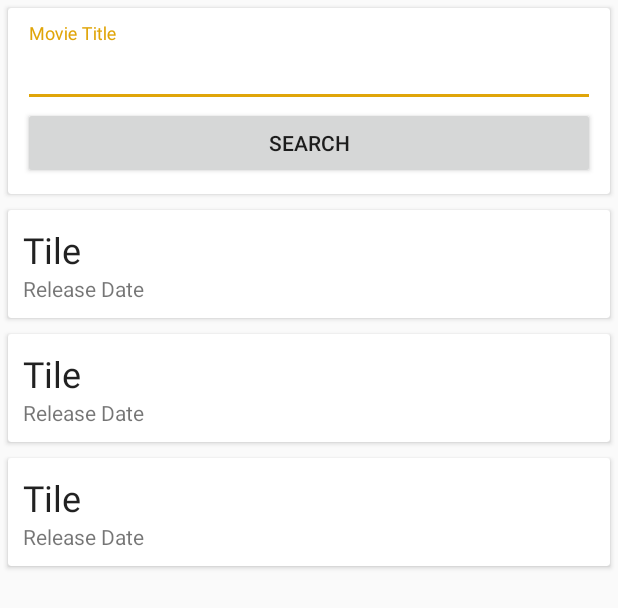
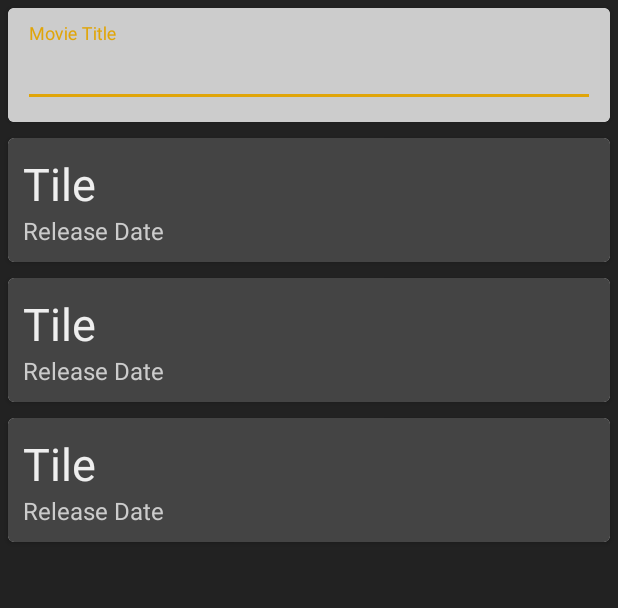
Before and after one commit to crupp52/nachos, an Android app: the layout fragment_add_movie.xml on its own in the app's theme, with its tools: preview values and no code run, on a phone screen of 412 x 824 dp. Shown: the top 608 px of the screen. Run offline under Robolectric (Android 15) with nearby library versions, the phone set to English and light mode, and no system bars.

Commit message:
Dark mode

```diff
--- a/app/src/main/java/com/crupp52/nachos/data/model/Movie.kt
+++ b/app/src/main/java/com/crupp52/nachos/data/model/Movie.kt
@@ -29,9 +29,6 @@ data class Movie(
 
     val popularity: Double,
 
-    @Json(name = "poster_path")
-    val posterPath: String,
-
     @Json(name = "vote_average")
     val voteAverage: Double,
 
--- a/app/src/main/java/com/crupp52/nachos/ui/add/AddMovieFragment.kt
+++ b/app/src/main/java/com/crupp52/nachos/ui/add/AddMovieFragment.kt
@@ -27,9 +27,9 @@ class AddMovieFragment : Fragment(),
     override fun onViewCreated(view: View, savedInstanceState: Bundle?) {
         super.onViewCreated(view, savedInstanceState)
 
-        search_button.setOnClickListener {
-            viewModel.searchMovies(search_movie_title.text.toString())
-        }
+//        search_button.setOnClickListener {
+//            viewModel.searchMovies(search_movie_title.text.toString())
+//        }
 
         search_movie_title.addTextChangedListener(object :TextWatcher{
             override fun beforeTextChanged(s: CharSequence?, start: Int, count: Int, after: Int) {
--- a/app/src/main/java/com/crupp52/nachos/ui/list/MovieListAdapter.kt
+++ b/app/src/main/java/com/crupp52/nachos/ui/list/MovieListAdapter.kt
@@ -34,7 +34,7 @@ class MovieListAdapter(
     class ViewHolder(itemView: View) : RecyclerView.ViewHolder(itemView) {
         fun bind(movie: Movie, listener: OnItemClickListener) = with(itemView) {
             textViewTitle.text = movie.title
-            textViewReleaseDate.text = movie.releaseDate
+            textViewReleaseDate.text = movie.releaseDate.substring(0, 4)
 
             setOnClickListener {
                 listener.onItemClick(movie, it)
--- a/app/src/main/res/layout/fragment_add_movie.xml
+++ b/app/src/main/res/layout/fragment_add_movie.xml
@@ -4,23 +4,23 @@
     xmlns:tools="http://schemas.android.com/tools"
     android:layout_width="match_parent"
     android:layout_height="match_parent"
+    android:background="@color/dark_background"
     android:orientation="vertical"
-    android:padding="@dimen/default_padding"
     tools:context=".ui.add.AddMovieFragment">
 
     <androidx.cardview.widget.CardView
         android:layout_width="match_parent"
         android:layout_height="wrap_content"
         android:layout_margin="5dp"
-        android:foreground="?android:attr/selectableItemBackground">
+        android:background="@color/dark_background"
+        app:cardCornerRadius="4dp">
 
         <LinearLayout
             android:layout_width="match_parent"
             android:layout_height="wrap_content"
-            android:layout_margin="10dp"
+            android:background="@color/dark_text2"
             android:orientation="vertical"
-            android:padding="@dimen/default_padding">
-
+            android:padding="10dp">
 
             <com.google.android.material.textfield.TextInputLayout
                 android:id="@+id/movie_title"
@@ -37,11 +37,11 @@
 
             </com.google.android.material.textfield.TextInputLayout>
 
-            <Button
-                android:id="@+id/search_button"
-                android:layout_width="match_parent"
-                android:layout_height="wrap_content"
-                android:text="@string/search" />
+            <!--            <Button-->
+            <!--                android:id="@+id/search_button"-->
+            <!--                android:layout_width="match_parent"-->
+            <!--                android:layout_height="wrap_content"-->
+            <!--                android:text="@string/search" />-->
 
         </LinearLayout>
 
@@ -52,6 +52,6 @@
         android:layout_width="match_parent"
         android:layout_height="match_parent"
         app:layoutManager="androidx.recyclerview.widget.LinearLayoutManager"
-        tools:listitem="@layout/layout_list_item"/>
+        tools:listitem="@layout/layout_list_item" />
 
 </LinearLayout>
--- a/app/src/main/res/layout/fragment_movies_list.xml
+++ b/app/src/main/res/layout/fragment_movies_list.xml
@@ -4,7 +4,8 @@
     xmlns:tools="http://schemas.android.com/tools"
     android:layout_width="match_parent"
     android:layout_height="match_parent"
-    tools:context=".ui.list.MoviesListFragment">
+    tools:context=".ui.list.MoviesListFragment"
+    android:background="#222">
 
     <androidx.recyclerview.widget.RecyclerView
         android:id="@+id/movieRecyclerView"
--- a/app/src/main/res/layout/layout_list_item.xml
+++ b/app/src/main/res/layout/layout_list_item.xml
@@ -8,21 +8,23 @@
     android:focusable="true"
     android:foreground="?android:attr/selectableItemBackground"
     app:cardBackgroundColor="@color/cardview_light_background"
-    app:cardCornerRadius="@dimen/cardview_default_radius"
+    app:cardCornerRadius="4dp"
     app:cardElevation="@dimen/cardview_default_elevation">
 
     <RelativeLayout
         android:layout_width="match_parent"
         android:layout_height="wrap_content"
-        android:padding="10dp">
+        android:padding="10dp"
+        android:background="@color/dark_background_card">
 
         <TextView
-            android:text="@string/tile"
             android:id="@+id/textViewTitle"
             android:layout_width="match_parent"
             android:layout_height="wrap_content"
             android:lines="1"
-            android:textAppearance="@style/TextAppearance.AppCompat.Headline" />
+            android:text="@string/tile"
+            android:textSize="30sp"
+            android:textColor="@color/dark_text1"/>
 
         <TextView
             android:id="@+id/textViewReleaseDate"
@@ -31,7 +33,9 @@
             android:layout_below="@id/textViewTitle"
             android:gravity="center_vertical"
             android:lines="1"
-            android:text="@string/release_date"/>
+            android:text="@string/release_date"
+            android:textAppearance="@style/TextAppearance.AppCompat.Light.Widget.PopupMenu.Small"
+            android:textColor="@color/dark_text2"/>
     </RelativeLayout>
 
 </androidx.cardview.widget.CardView>
--- a/app/src/main/res/values/colors.xml
+++ b/app/src/main/res/values/colors.xml
@@ -5,4 +5,8 @@
     <color name="colorAccent">#E0A509</color>
     <color name="year">#999999</color>
     <color name="title">#222222</color>
+    <color name="dark_background">#222</color>
+    <color name="dark_background_card">#444</color>
+    <color name="dark_text1">#eee</color>
+    <color name="dark_text2">#ccc</color>
 </resources>
--- a/build.gradle
+++ b/build.gradle
@@ -8,7 +8,7 @@ buildscript {
 
     }
     dependencies {
-        classpath 'com.android.tools.build:gradle:3.5.1'
+        classpath 'com.android.tools.build:gradle:3.6.1'
         classpath "org.jetbrains.kotlin:kotlin-gradle-plugin:$kotlin_version"
         // NOTE: Do not place your application dependencies here; they belong
         // in the individual module build.gradle files
```
Also changed, not shown: app/src/main/java/com/crupp52/nachos/ui/details/MovieDetailsFragment.kt (+11 -9 lines), gradle/wrapper/gradle-wrapper.properties.
